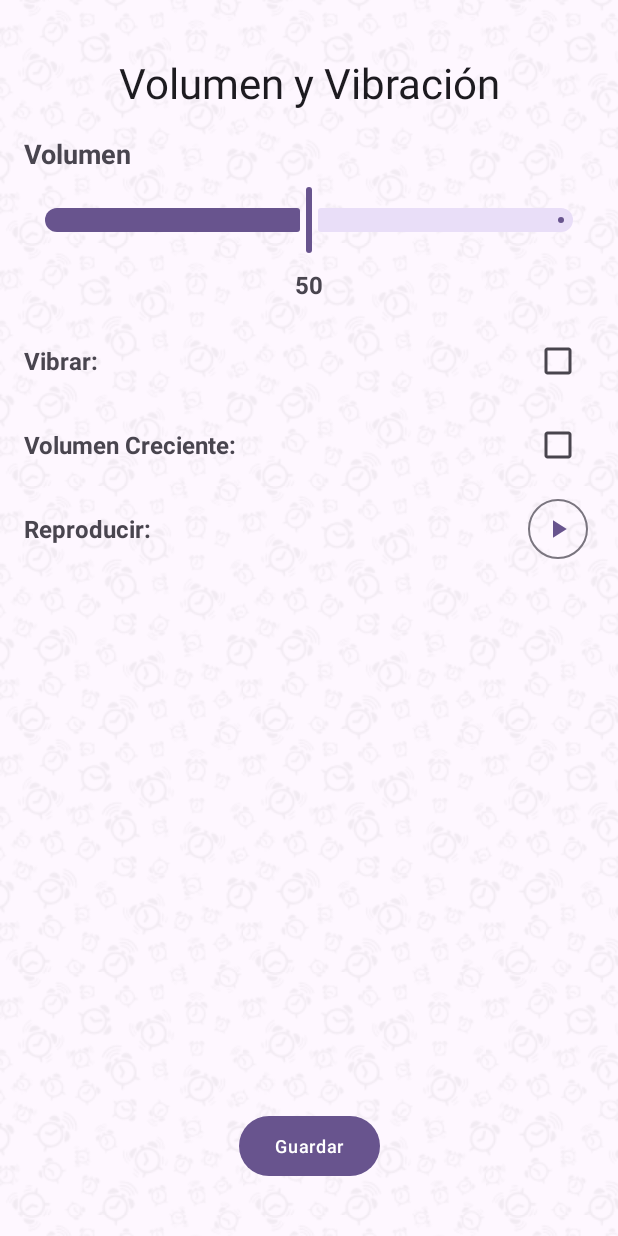
After one commit to santi8194/MISW4302-AlarmConnect-Movil, an Android app: the fragment ConfiguracionVolumenFragment shown on its own in the app's theme, on a phone screen of 412 x 824 dp. The commit adds this screen. Run offline under Robolectric (Android 15) with nearby library versions, the phone set to English and light mode, and no system bars.

Commit message:
Pantalla 5 avances

```diff
--- /dev/null
+++ b/app/src/main/java/com/example/alarmconnect/ui/volumen/ConfiguracionVolumenFragment.kt
@@ -0,0 +1,60 @@
+package com.example.alarmconnect.ui.volumen
+
+import android.os.Bundle
+import androidx.fragment.app.Fragment
+import android.view.LayoutInflater
+import android.view.View
+import android.view.ViewGroup
+import com.example.alarmconnect.R
+
+// TODO: Rename parameter arguments, choose names that match
+// the fragment initialization parameters, e.g. ARG_ITEM_NUMBER
+private const val ARG_PARAM1 = "param1"
+private const val ARG_PARAM2 = "param2"
+
+/**
+ * A simple [Fragment] subclass.
+ * Use the [ConfiguracionVolumenFragment.newInstance] factory method to
+ * create an instance of this fragment.
+ */
+class ConfiguracionVolumenFragment : Fragment() {
+    // TODO: Rename and change types of parameters
+    private var param1: String? = null
+    private var param2: String? = null
+
+    override fun onCreate(savedInstanceState: Bundle?) {
+        super.onCreate(savedInstanceState)
+        arguments?.let {
+            param1 = it.getString(ARG_PARAM1)
+            param2 = it.getString(ARG_PARAM2)
+        }
+    }
+
+    override fun onCreateView(
+        inflater: LayoutInflater, container: ViewGroup?,
+        savedInstanceState: Bundle?
+    ): View? {
+        // Inflate the layout for this fragment
+        return inflater.inflate(R.layout.configuracion_volumen_vibrar, container, false)
+    }
+
+    companion object {
+        /**
+         * Use this factory method to create a new instance of
+         * this fragment using the provided parameters.
+         *
+         * @param param1 Parameter 1.
+         * @param param2 Parameter 2.
+         * @return A new instance of fragment ConfiguracionVolumen.
+         */
+        // TODO: Rename and change types and number of parameters
+        @JvmStatic
+        fun newInstance(param1: String, param2: String) =
+            ConfiguracionVolumenFragment().apply {
+                arguments = Bundle().apply {
+                    putString(ARG_PARAM1, param1)
+                    putString(ARG_PARAM2, param2)
+                }
+            }
+    }
+}
--- /dev/null
+++ b/app/src/main/res/layout/configuracion_volumen_vibrar.xml
@@ -0,0 +1,163 @@
+<?xml version="1.0" encoding="utf-8"?>
+<androidx.constraintlayout.widget.ConstraintLayout
+    xmlns:android="http://schemas.android.com/apk/res/android"
+    xmlns:app="http://schemas.android.com/apk/res-auto"
+    xmlns:tools="http://schemas.android.com/tools"
+    android:layout_width="match_parent"
+    android:layout_height="match_parent"
+    tools:context=".ui.volumen.ConfiguracionVolumenFragment"
+    android:padding="16dp"
+    android:background="@drawable/app_background">
+
+
+    <TextView
+        android:id="@+id/titleVolumenVibracion"
+        style="@style/TextAppearance.Material3.HeadlineMedium"
+        android:layout_width="wrap_content"
+        android:layout_height="wrap_content"
+        android:layout_marginTop="20dp"
+        android:text="Volumen y Vibración"
+        android:textAlignment="center"
+        android:gravity="center"
+
+        app:layout_constraintTop_toTopOf="parent"
+        app:layout_constraintStart_toStartOf="parent"
+        app:layout_constraintEnd_toEndOf="parent"/>
+
+
+
+    <LinearLayout
+        android:id="@+id/linearLayoutVolumen"
+        android:layout_width="match_parent"
+        android:layout_height="wrap_content"
+        android:layout_marginTop="16dp"
+        android:orientation="vertical"
+        app:layout_constraintEnd_toEndOf="parent"
+        app:layout_constraintHorizontal_bias="0.0"
+        app:layout_constraintStart_toStartOf="parent"
+        app:layout_constraintTop_toBottomOf="@id/titleVolumenVibracion">
+
+        <!-- Texto "Volumen" -->
+        <TextView
+            android:id="@+id/textVolumen"
+            android:layout_width="wrap_content"
+            android:layout_height="wrap_content"
+            android:layout_marginBottom="8dp"
+            android:text="Volumen"
+            android:textSize="18sp"
+            android:textStyle="bold" />
+
+        <!-- Slider de Volumen -->
+        <com.google.android.material.slider.Slider
+            android:id="@+id/sliderVolume"
+            android:layout_width="match_parent"
+            android:layout_height="wrap_content"
+            android:value="50"
+            android:valueFrom="0"
+            android:valueTo="100" />
+
+        <!-- Nivel de Volumen -->
+        <TextView
+            android:id="@+id/textVolumeLevel"
+            android:layout_width="wrap_content"
+            android:layout_height="wrap_content"
+            android:layout_gravity="center_horizontal"
+            android:layout_marginTop="8dp"
+            android:text="50"
+            android:textSize="16sp"
+            android:textStyle="bold" />
+    </LinearLayout>
+
+    <!-- Vibrar -->
+    <LinearLayout
+        android:id="@+id/linearLayoutVibrar"
+        android:layout_width="match_parent"
+        android:layout_height="wrap_content"
+        android:orientation="horizontal"
+        android:gravity="center_vertical"
+        app:layout_constraintTop_toBottomOf="@id/linearLayoutVolumen"
+        app:layout_constraintStart_toStartOf="parent"
+        app:layout_constraintEnd_toEndOf="parent"
+        android:layout_marginTop="16dp">
+
+        <TextView
+            android:layout_width="0dp"
+            android:layout_weight="1"
+            android:layout_height="wrap_content"
+            android:text="Vibrar:"
+            android:textSize="16sp"
+            android:textStyle="bold"/>
+        <CheckBox
+            android:id="@+id/check_vibrar"
+            android:layout_width="wrap_content"
+            android:layout_height="wrap_content"/>
+    </LinearLayout>
+
+    <!-- Volumen Creciente -->
+    <LinearLayout
+        android:id="@+id/linearLayoutVolumenCreciente"
+        android:layout_width="match_parent"
+        android:layout_height="wrap_content"
+        android:orientation="horizontal"
+        android:gravity="center_vertical"
+        app:layout_constraintTop_toBottomOf="@id/linearLayoutVibrar"
+        app:layout_constraintStart_toStartOf="parent"
+        app:layout_constraintEnd_toEndOf="parent"
+        android:layout_marginTop="8dp">
+
+        <TextView
+            android:layout_width="0dp"
+            android:layout_weight="1"
+            android:layout_height="wrap_content"
+            android:text="Volumen Creciente:"
+            android:textSize="16sp"
+            android:textStyle="bold"/>
+        <CheckBox
+            android:id="@+id/check_volumen_creciente"
+            android:layout_width="wrap_content"
+            android:layout_height="wrap_content"/>
+    </LinearLayout>
+
+    <!-- Reproducir -->
+    <LinearLayout
+        android:id="@+id/linearLayoutReproducir"
+        android:layout_width="match_parent"
+        android:layout_height="wrap_content"
+        android:orientation="horizontal"
+        android:gravity="center_vertical"
+        app:layout_constraintTop_toBottomOf="@id/linearLayoutVolumenCreciente"
+        app:layout_constraintStart_toStartOf="parent"
+        app:layout_constraintEnd_toEndOf="parent"
+        android:layout_marginTop="8dp">
+
+        <TextView
+            android:layout_width="0dp"
+            android:layout_weight="1"
+            android:layout_height="wrap_content"
+            android:text="Reproducir:"
+            android:textSize="16sp"
+            android:textStyle="bold"/>
+            <com.google.android.material.button.MaterialButton
+                android:id="@+id/play_button"
+                style="?attr/materialIconButtonOutlinedStyle"
+                android:layout_width="wrap_content"
+                android:layout_height="wrap_content"
+                android:clickable="true"
+                app:icon="@drawable/ic_play" />
+    </LinearLayout>
+
+
+    <!-- Botón Guardar -->
+    <Button
+        android:id="@+id/buttonGuardar"
+        style="@style/Widget.Material3.Button"
+        android:layout_width="wrap_content"
+        android:layout_height="wrap_content"
+        android:text="Guardar"
+        android:textAppearance="@style/TextAppearance.Material3.LabelMedium"
+        app:layout_constraintBottom_toBottomOf="parent"
+        app:layout_constraintStart_toStartOf="parent"
+        app:layout_constraintEnd_toEndOf="parent"
+        android:layout_marginBottom="20dp"/>
+
+</androidx.constraintlayout.widget.ConstraintLayout>
--- a/app/src/main/res/values/strings.xml
+++ b/app/src/main/res/values/strings.xml
@@ -2,4 +2,6 @@
     <string name="app_name">AlarmConnect</string>
     <string name="title_home">Alarmas</string>
     <string name="title_circulo">Mi Cícrulo de Confianza</string>
+    <!-- TODO: Remove or change this placeholder text -->
+    <string name="hello_blank_fragment">Hello blank fragment</string>
 </resources>
```
